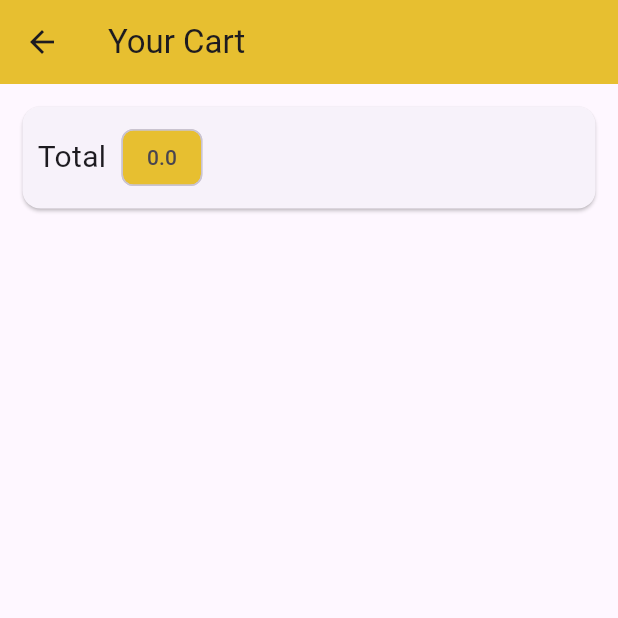
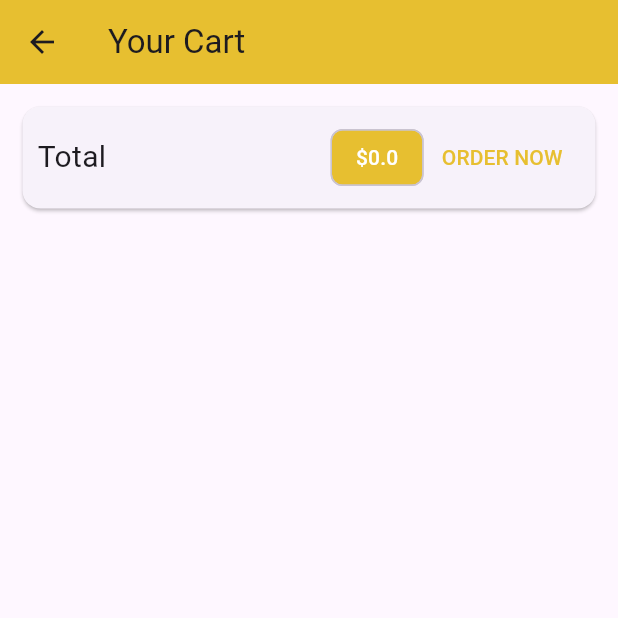
Before and after one commit to abhipawar2004/ShoppingApp, a Flutter app: the CaartScreen screen opened by its route, on a phone screen of 412 x 824 dp, the top half of it. Run offline on Flutter 3.47's test engine with Material 3 defaults, Android fonts, the phone set to English and light mode, and no system bars; statements that could not run were skipped.

Commit message:
CartScreen

```diff
--- a/lib/screens/cart_screen.dart
+++ b/lib/screens/cart_screen.dart
@@ -26,17 +26,26 @@ class CaartScreen extends StatelessWidget {
             child: Padding(
               padding: EdgeInsets.all(10),
               child: Row(
+                mainAxisAlignment: MainAxisAlignment.spaceBetween,
                 children: [
                   Text(
                     'Total',
                     style: TextStyle(fontSize: 20),
                   ),
-                  SizedBox(width: 10),
+                  Spacer(),
                   Chip(
-                    label: Text(
-                      cart.TotalAmount.toString(),
+                    label: Text('\$${cart.TotalAmount}',
+                        style: TextStyle(color: Colors.white)),
+                    backgroundColor: Color.fromARGB(255, 231, 191, 48),
+                  ),
+                  TextButton(
+                    onPressed: () {},
+                    child: Text(
+                      'ORDER NOW',
+                      style: TextStyle(
+                        color: Color.fromARGB(255, 231, 191, 48),
+                      ),
                     ),
-                    backgroundColor: Color.fromARGB(255, 231, 191, 48),
                   ),
                 ],
               ),
```
